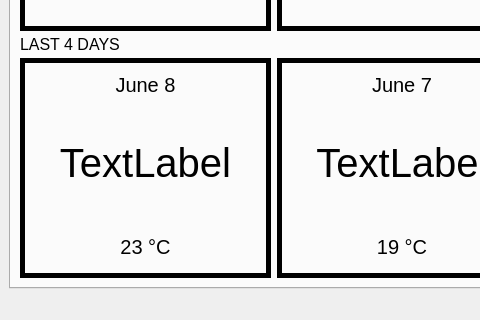
Old version of the form Qt_module/mainwindow.ui in the repository HKrecki/WDVS_Project; both pictures show x 0 to 480 and y 265 to 585 of the 1060 by 585 pixel window.
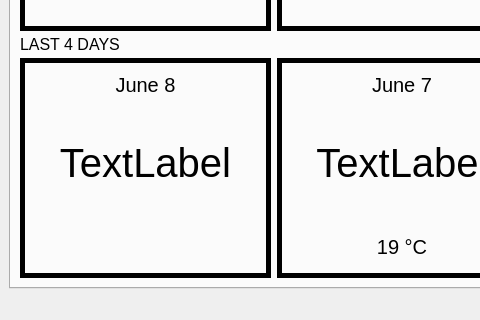
New version of the form.

Diff of the .ui file:
```diff
--- a/Qt_module/mainwindow.ui
+++ b/Qt_module/mainwindow.ui
@@ -322,7 +322,7 @@
               <string notr="true">border: 0px solid black </string>
              </property>
              <property name="text">
-              <string>23 °C</string>
+              <string/>
              </property>
              <property name="alignment">
               <set>Qt::AlignCenter</set>
```
Left out of the diff: 8 changed lines with no effect on the pictures.
